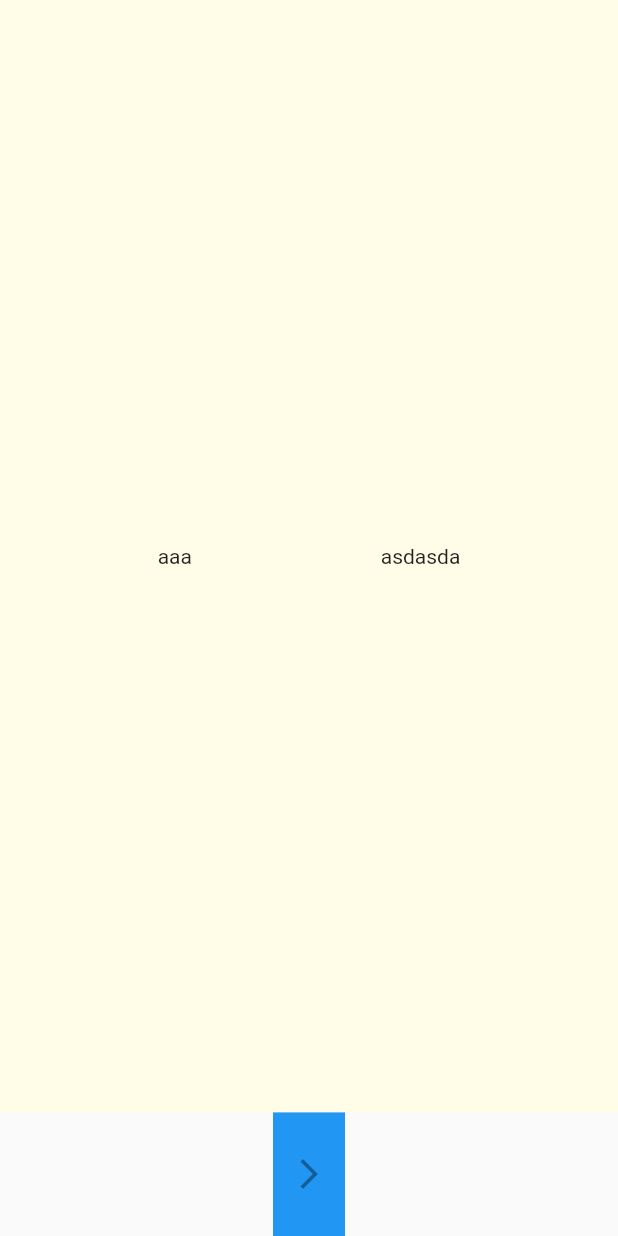
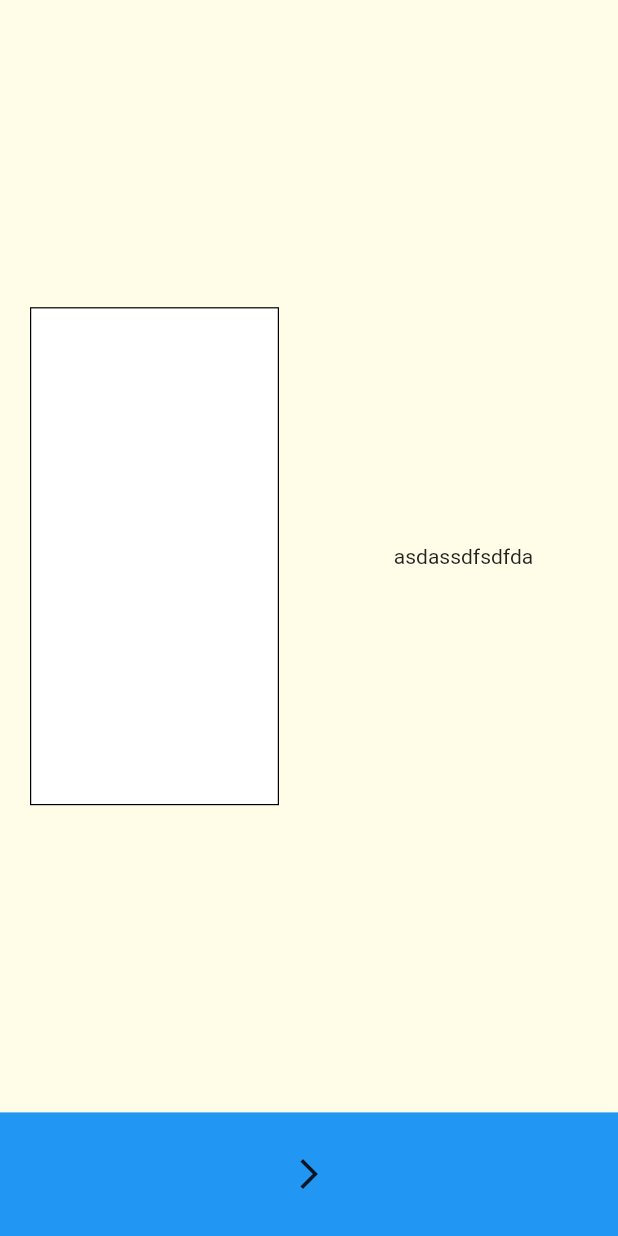
Before and after one commit to Kokonut133/MagicDraw, a Flutter app: the screen it shows after launch, on a phone screen of 412 x 824 dp. Run offline on Flutter 3.47's test engine with Material 2 defaults, Android fonts, the phone set to English and light mode, and no system bars.

Commit message:
tinkering in the frontend. Bordered and positioned more.

```diff
--- a/frontend/lib/main.dart
+++ b/frontend/lib/main.dart
@@ -13,6 +13,7 @@ class MagicDrawApp extends StatelessWidget {
     return MaterialApp(
       home: Scaffold(
         body: Column(
+          crossAxisAlignment: CrossAxisAlignment.stretch,
           children: [
             Expanded(
               flex:9,
@@ -21,17 +22,30 @@ class MagicDrawApp extends StatelessWidget {
                 child: Row(
                   mainAxisAlignment: MainAxisAlignment.spaceEvenly,
                   children: [
-                    Column(
-                      mainAxisAlignment: MainAxisAlignment.spaceEvenly,
-                      children: [
-                      new Text("aaa      ")
-                    ]),
-                    Column(
-                      mainAxisAlignment: MainAxisAlignment.spaceEvenly,
-                      children: [
-                        new Text("asdasda")
-                      ],)
-                  ]),
+                    Expanded(
+                      flex: 5,
+                      child: Padding(
+                        padding: EdgeInsets.all(20),
+                        child: Column(
+                          mainAxisAlignment: MainAxisAlignment.spaceEvenly,
+                          children: [
+                            FittedBox(
+                              child: SizedBox(
+                                child: My_custom_painter_page(),
+                              ),
+                            )]
+                        ),
+                      )
+                    ),
+                    Expanded(
+                      flex: 5,
+                      child: Column(
+                        mainAxisAlignment: MainAxisAlignment.spaceEvenly,
+                        children: [
+                          new Text("asdassdfsdfda")
+                        ],)
+                    )]
+                ),
               )
             ),
             Expanded(
@@ -40,6 +54,7 @@ class MagicDrawApp extends StatelessWidget {
                 color: Colors.blue,
                 child: IconButton(
                   icon: Icon(Icons.arrow_forward_ios),
+                  onPressed: () {  },
                 ),
               ),
             ),
@@ -48,3 +63,91 @@ class MagicDrawApp extends StatelessWidget {
     );
   }
 }
+
+class My_custom_painter_page extends StatefulWidget{
+  My_custom_painter_page({Key key}): super(key: key);
+
+  @override
+  State<StatefulWidget> createState() => _My_custom_painter_page();
+}
+
+class _My_custom_painter_page extends State<My_custom_painter_page> {
+  List<Offset> _offsets = [];
+  Color activeColor;
+  List<Color> _colors = [];
+  List<double> _brushSizes = [];
+  double brushSize = 4;
+  void onChangeColor(Color value) {
+    activeColor = value;
+  }
+
+  @override
+  Widget build(BuildContext context) {
+    return GestureDetector(
+      onPanUpdate: (details) {
+        setState(() {
+          RenderBox _object = context.findRenderObject();
+          Offset _locationPoints =
+              _object.globalToLocal(details.globalPosition);
+
+          _offsets.add(_locationPoints);
+          _colors.add(activeColor);
+          _brushSizes.add(brushSize);
+        });
+      },
+      onPanEnd: (details) {
+        _offsets.add(null);
+        _colors.add(null);
+        _brushSizes.add(null);
+      },
+      child: Stack(
+        children: <Widget>[
+          Container(
+            decoration: BoxDecoration(
+              border: Border.all(),
+              color: Colors.white),
+            width: MediaQuery.of(context).size.width / 2,
+            height: MediaQuery.of(context).size.height / 2,
+          ),
+          CustomPaint(
+            painter: My_custom_painter(
+                offsets: _offsets, colors: _colors, brushSizes: _brushSizes),
+            size: Size.square(MediaQuery.of(context).size.width / 2)
+          ),
+        ],
+      )
+    );
+  }
+}
+
+class My_custom_painter extends CustomPainter {
+  final List<Offset> offsets;
+  final List<Color> colors;
+  final List<double> brushSizes;
+  final brush = Paint()
+    ..strokeCap = StrokeCap.round
+    ..strokeWidth = 4.0
+    ..color = Colors.red
+    ..isAntiAlias = true;
+
+  My_custom_painter(
+      {@required this.offsets,
+      @required this.colors,
+      @required this.brushSizes});
+
+  @override
+  void paint(Canvas canvas, Size size) {
+    for (int i = 0; i < offsets.length - 1; i++) {
+      if (offsets[i] != null && offsets[i + 1] != null) {
+        brush.color = colors[i] == null ? Colors.red : colors[i];
+        brush.strokeWidth = brushSizes[i];
+        canvas.drawLine(offsets[i], offsets[i + 1], brush);
+      }
+    }
+  }
+
+  @override
+  bool shouldRepaint(CustomPainter oldDelegate) {
+    return true;
+  }
+}
```
Also changed, not shown: frontend/pubspec.lock, 3 other files.
